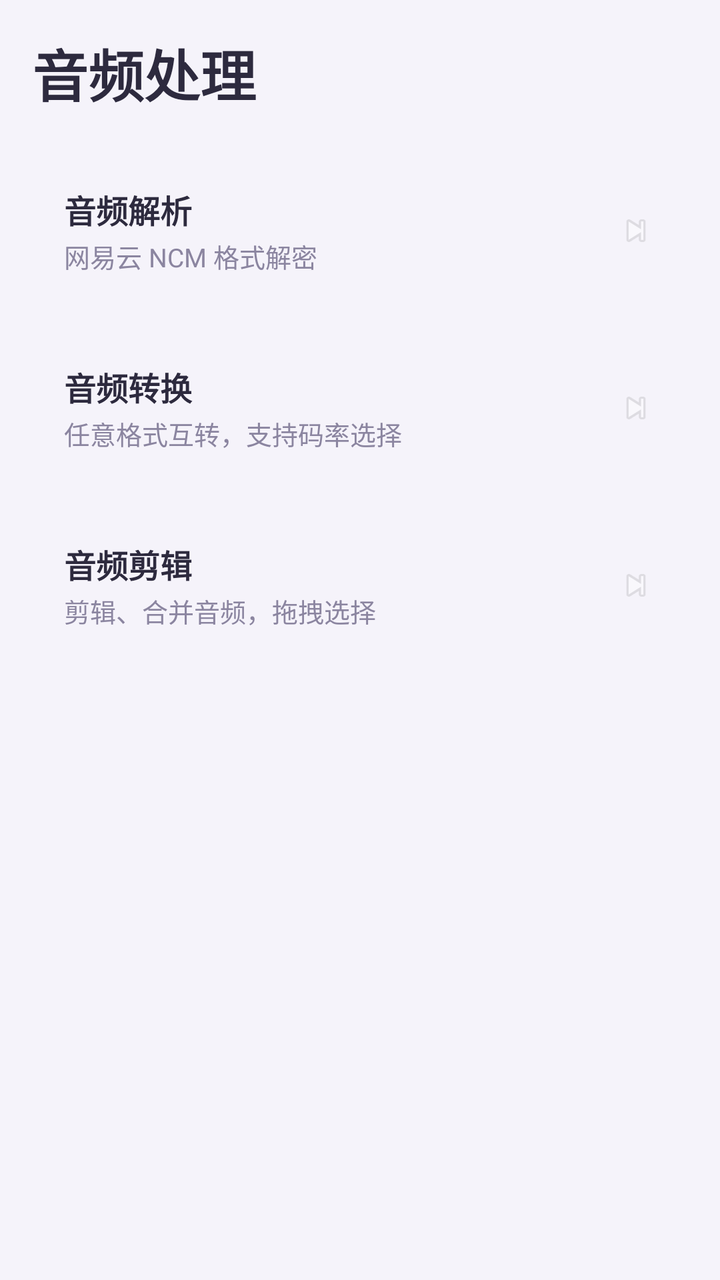
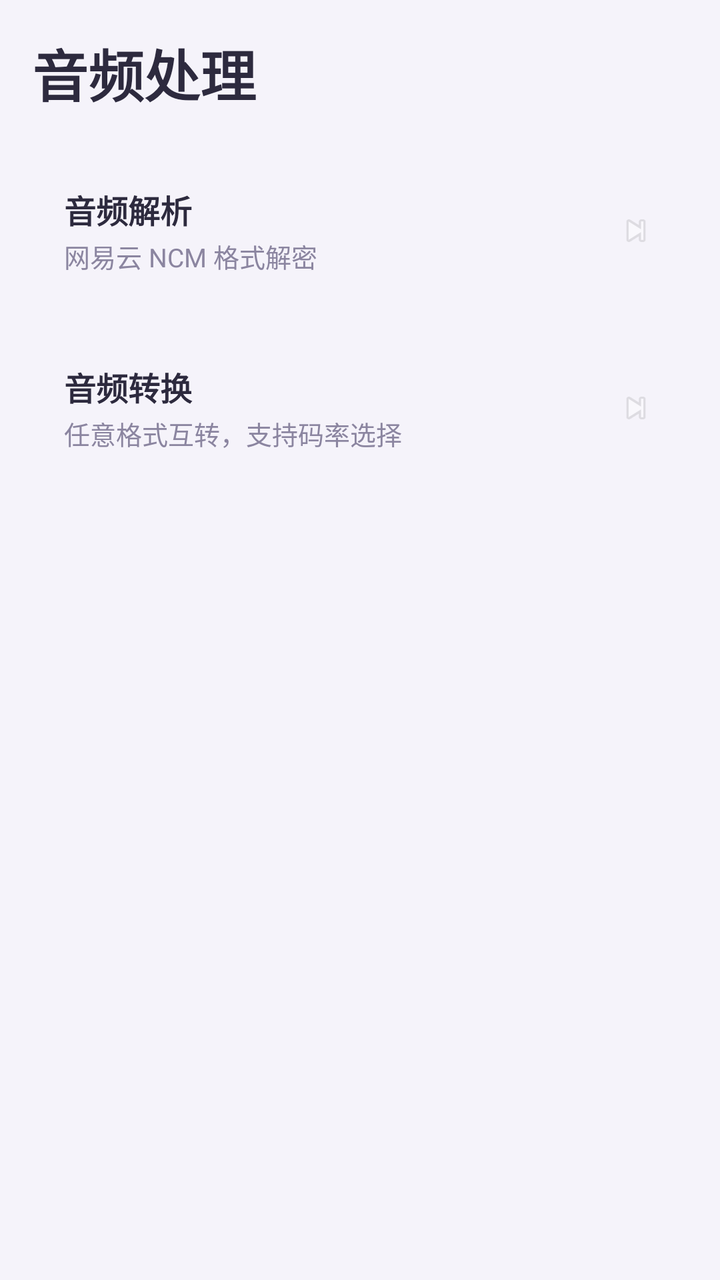

The first picture is an Android layout as it rendered before a commit; the second is the same layout after the commit. The layout source and the unified diff follow.
<!-- AndroidManifest.xml: application theme Theme.NcmDump -->
<!-- res/layout/fragment_audio_menu.xml -->
<?xml version="1.0" encoding="utf-8"?>
<ScrollView xmlns:android="http://schemas.android.com/apk/res/android"
    xmlns:app="http://schemas.android.com/apk/res-auto"
    android:layout_width="match_parent"
    android:layout_height="match_parent"
    android:fillViewport="true"
    android:background="@android:color/transparent">

    <LinearLayout
        android:layout_width="match_parent"
        android:layout_height="wrap_content"
        android:orientation="vertical"
        android:padding="16dp">

        <TextView
            android:layout_width="match_parent"
            android:layout_height="wrap_content"
            android:text="音频处理"
            android:textColor="@color/text_primary"
            android:textSize="28sp"
            android:textStyle="bold"
            android:layout_marginBottom="20dp" />

        
        <LinearLayout
            android:id="@+id/menuParse"
            android:layout_width="match_parent"
            android:layout_height="wrap_content"
            android:orientation="horizontal"
            android:gravity="center_vertical"
            android:background="?attr/selectableItemBackground"
            android:padding="16dp"
            android:layout_marginBottom="12dp">

            <LinearLayout
                android:layout_width="0dp"
                android:layout_height="wrap_content"
                android:layout_weight="1"
                android:orientation="vertical">

                <TextView
                    android:layout_width="match_parent"
                    android:layout_height="wrap_content"
                    android:text="音频解析"
                    android:textColor="@color/text_primary"
                    android:textSize="16sp"
                    android:textStyle="bold" />

                <TextView
                    android:layout_width="match_parent"
                    android:layout_height="wrap_content"
                    android:text="网易云 NCM 格式解密"
                    android:textColor="@color/text_secondary"
                    android:textSize="13sp"
                    android:layout_marginTop="2dp" />
            </LinearLayout>

            <ImageView
                android:layout_width="20dp"
                android:layout_height="20dp"
                android:src="@android:drawable/ic_media_next"
                android:alpha="0.4" />
        </LinearLayout>

        
        <LinearLayout
            android:id="@+id/menuConvert"
            android:layout_width="match_parent"
            android:layout_height="wrap_content"
            android:orientation="horizontal"
            android:gravity="center_vertical"
            android:background="?attr/selectableItemBackground"
            android:padding="16dp"
            android:layout_marginBottom="12dp">

            <LinearLayout
                android:layout_width="0dp"
                android:layout_height="wrap_content"
                android:layout_weight="1"
                android:orientation="vertical">

                <TextView
                    android:layout_width="match_parent"
                    android:layout_height="wrap_content"
                    android:text="音频转换"
                    android:textColor="@color/text_primary"
                    android:textSize="16sp"
                    android:textStyle="bold" />

                <TextView
                    android:layout_width="match_parent"
                    android:layout_height="wrap_content"
                    android:text="任意格式互转，支持码率选择"
                    android:textColor="@color/text_secondary"
                    android:textSize="13sp"
                    android:layout_marginTop="2dp" />
            </LinearLayout>

            <ImageView
                android:layout_width="20dp"
                android:layout_height="20dp"
                android:src="@android:drawable/ic_media_next"
                android:alpha="0.4" />
        </LinearLayout>

        
        <LinearLayout
            android:id="@+id/menuEdit"
            android:layout_width="match_parent"
            android:layout_height="wrap_content"
            android:orientation="horizontal"
            android:gravity="center_vertical"
            android:background="?attr/selectableItemBackground"
            android:padding="16dp"
            android:layout_marginBottom="12dp">

            <LinearLayout
                android:layout_width="0dp"
                android:layout_height="wrap_content"
                android:layout_weight="1"
                android:orientation="vertical">

                <TextView
                    android:layout_width="match_parent"
                    android:layout_height="wrap_content"
                    android:text="音频剪辑"
                    android:textColor="@color/text_primary"
                    android:textSize="16sp"
                    android:textStyle="bold" />

                <TextView
                    android:layout_width="match_parent"
                    android:layout_height="wrap_content"
                    android:text="剪辑、合并音频，拖拽选择"
                    android:textColor="@color/text_secondary"
                    android:textSize="13sp"
                    android:layout_marginTop="2dp" />
            </LinearLayout>

            <ImageView
                android:layout_width="20dp"
                android:layout_height="20dp"
                android:src="@android:drawable/ic_media_next"
                android:alpha="0.4" />
        </LinearLayout>

    </LinearLayout>
</ScrollView>
<!-- resources referenced by this layout -->
<resources>
  <color name="text_primary">#2D2A3E</color>
  <color name="text_secondary">#8B85A0</color>
  <style name="Theme.NcmDump" parent="Theme.MaterialComponents.DayNight.NoActionBar">
          <item name="colorPrimary">@color/primary</item>
          <item name="colorPrimaryVariant">@color/primary_dark</item>
          <item name="colorOnPrimary">#FFFFFF</item>
          <item name="colorSecondary">@color/primary</item>
          <item name="android:statusBarColor">@android:color/transparent</item>
          <item name="android:navigationBarColor">@color/nav_bg</item>
          <item name="android:windowBackground">@color/bg_main</item>
          <item name="android:windowDrawsSystemBarBackgrounds">true</item>
          <item name="android:windowLightStatusBar">true</item>
      </style>
  <color name="primary">#7C6BC4</color>
  <color name="primary_dark">#5D4FA3</color>
  <color name="nav_bg">#FFFFFF</color>
  <color name="bg_main">#F5F3FA</color>
</resources>

<!-- the commit's change to res/layout/fragment_audio_menu.xml (unified diff, before → after) -->
@@ -103,46 +103,5 @@
                 android:alpha="0.4" />
         </LinearLayout>
 
-        
-        <LinearLayout
-            android:id="@+id/menuEdit"
-            android:layout_width="match_parent"
-            android:layout_height="wrap_content"
-            android:orientation="horizontal"
-            android:gravity="center_vertical"
-            android:background="?attr/selectableItemBackground"
-            android:padding="16dp"
-            android:layout_marginBottom="12dp">
-
-            <LinearLayout
-                android:layout_width="0dp"
-                android:layout_height="wrap_content"
-                android:layout_weight="1"
-                android:orientation="vertical">
-
-                <TextView
-                    android:layout_width="match_parent"
-                    android:layout_height="wrap_content"
-                    android:text="音频剪辑"
-                    android:textColor="@color/text_primary"
-                    android:textSize="16sp"
-                    android:textStyle="bold" />
-
-                <TextView
-                    android:layout_width="match_parent"
-                    android:layout_height="wrap_content"
-                    android:text="剪辑、合并音频，拖拽选择"
-                    android:textColor="@color/text_secondary"
-                    android:textSize="13sp"
-                    android:layout_marginTop="2dp" />
-            </LinearLayout>
-
-            <ImageView
-                android:layout_width="20dp"
-                android:layout_height="20dp"
-                android:src="@android:drawable/ic_media_next"
-                android:alpha="0.4" />
-        </LinearLayout>
-
     </LinearLayout>
 </ScrollView>
